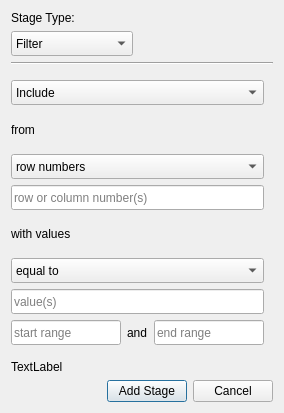
This is ui/PipelineDialog.ui in danielhsu021202/PythonCBAS as Qt 5 draws it before an edit. The edited form follows.
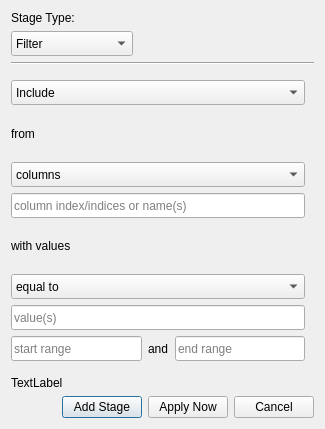
This is the edited form.

The edit to the form file:
```diff
--- a/ui/PipelineDialog.ui
+++ b/ui/PipelineDialog.ui
@@ -6,8 +6,8 @@
    <rect>
     <x>0</x>
     <y>0</y>
-    <width>284</width>
-    <height>413</height>
+    <width>325</width>
+    <height>429</height>
    </rect>
   </property>
   <property name="sizePolicy">
@@ -163,12 +163,7 @@
          </property>
          <item>
           <property name="text">
-           <string>row numbers</string>
-          </property>
-         </item>
-         <item>
-          <property name="text">
-           <string>column numbers</string>
+           <string>columns</string>
           </property>
          </item>
          <item>
@@ -199,7 +194,7 @@
           </size>
          </property>
          <property name="placeholderText">
-          <string>row or column number(s)</string>
+          <string>column index/indices or name(s)</string>
          </property>
         </widget>
        </item>
@@ -568,6 +563,13 @@
        </property>
       </widget>
      </item>
+     <item>
+      <widget class="QPushButton" name="applyNowButton">
+       <property name="text">
+        <string>Apply Now</string>
+       </property>
+      </widget>
+     </item>
      <item>
       <widget class="QPushButton" name="cancelButton">
        <property name="text">
```
Left out of the diff: 15 changed lines with no effect on the pictures.
